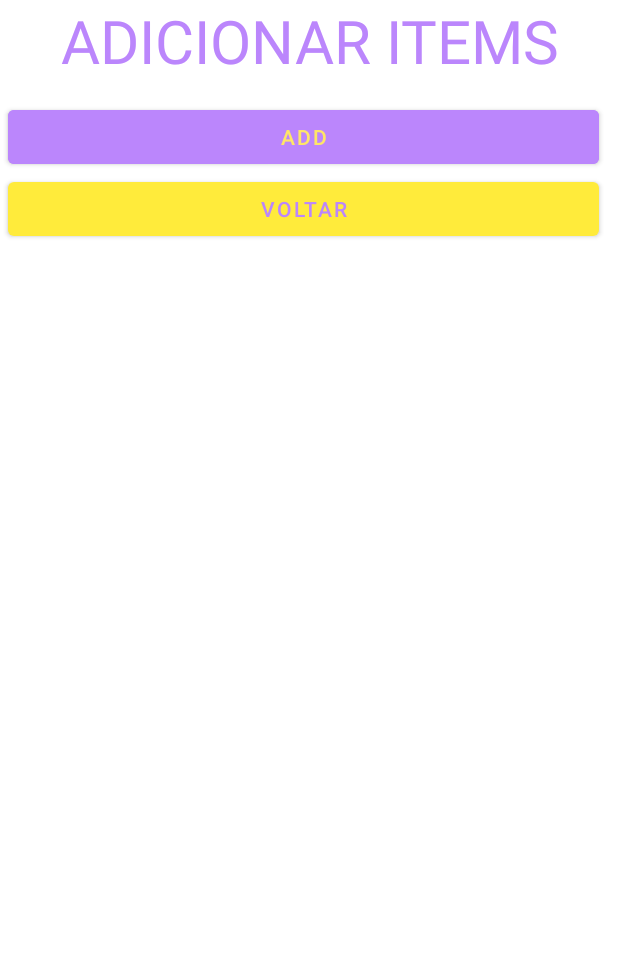
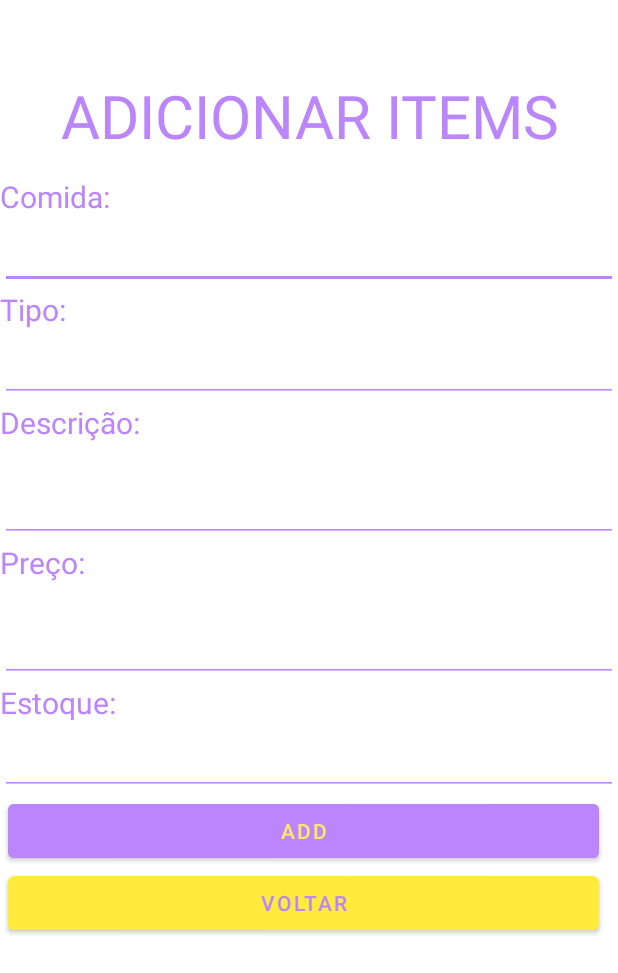
Before and after one commit to DavydeSouza/DEJTCC, an Android app: the AddProdutos screen opened directly, with no data from a screen before it, on a phone screen of 412 x 824 dp. Shown: the top 973 px of the screen. Run offline under Robolectric (Android 15) with nearby library versions, the phone set to English and light mode, and no system bars; our stand-ins replace Firebase (no records; nobody signed in at launch, a user with empty details on screens opened directly).

Commit message:
6- Add produtos :(

```diff
--- a/app/src/main/java/com/example/dejtcc/Activity/AddProdutos.java
+++ b/app/src/main/java/com/example/dejtcc/Activity/AddProdutos.java
@@ -1,18 +1,32 @@
 package com.example.dejtcc.Activity;
 
+import androidx.annotation.NonNull;
 import androidx.appcompat.app.AppCompatActivity;
 
 import android.content.Intent;
 import android.os.Bundle;
+import android.util.Log;
 import android.view.View;
 import android.widget.Button;
+import android.widget.EditText;
 
 import com.example.dejtcc.MainActivity;
 import com.example.dejtcc.R;
+import com.google.android.gms.tasks.OnFailureListener;
+import com.google.android.gms.tasks.OnSuccessListener;
+import com.google.firebase.auth.FirebaseAuth;
+import com.google.firebase.firestore.DocumentReference;
+import com.google.firebase.firestore.FirebaseFirestore;
+
+import java.util.HashMap;
+import java.util.Map;
 
 public class AddProdutos extends AppCompatActivity {
 
+
+    EditText comida,tipo,descricao,preco,estoque;
     Button voltar, add;
+    String produtoID;
 
     @Override
     protected void onCreate(Bundle savedInstanceState) {
@@ -26,10 +40,56 @@ public class AddProdutos extends AppCompatActivity {
                 startActivity(i);
             }
         });
+        add.setOnClickListener(new View.OnClickListener() {
+            @Override
+            public void onClick(View view) {
+                salvarProdutos();
+            }
+        });
     }
 
     public void iniciarComponetes(){
         voltar = findViewById(R.id.voltar);
         add = findViewById(R.id.addItem);
+        comida = findViewById(R.id.eats);
+        tipo = findViewById(R.id.type);
+        descricao = findViewById(R.id.description);
+        preco = findViewById(R.id.price);
+        estoque = findViewById(R.id.inventory);
+    }
+    private void salvarProdutos(){
+        String UserID;
+        String eats  =comida.getText().toString();
+        String type =tipo.getText().toString();
+        String description =descricao.getText().toString();
+        String price =preco.getText().toString();
+        String inventory =estoque.getText().toString();
+
+        FirebaseFirestore db = FirebaseFirestore.getInstance();
+
+        Map<String,Object> produtos = new HashMap<>();
+        produtos.put("comida",eats);
+        produtos.put("tipo",type);
+        produtos.put("descricao",description);
+        produtos.put("preco",price);
+        produtos.put("estoque",inventory);
+
+        produtoID = FirebaseAuth.getInstance().getCurrentUser().getUid();
+
+        DocumentReference documentReference = db.collection("produtos").document(produtoID);
+
+        documentReference.set(produtos).addOnSuccessListener(new OnSuccessListener<Void>() {
+            @Override
+            public void onSuccess(Void unused) {
+                Log.d("db","Sucesso ao Adicionar");
+            }
+        }).addOnFailureListener(new OnFailureListener() {
+            @Override
+            public void onFailure(@NonNull Exception e) {
+                Log.d("db_erro","Falha ao Salvar" + e.toString());
+
+            }
+        });
+
     }
 }
--- a/app/src/main/res/layout/activity_add_produtos.xml
+++ b/app/src/main/res/layout/activity_add_produtos.xml
@@ -8,12 +8,85 @@
     tools:context=".Activity.AddProdutos">
 
     <TextView
+        android:layout_marginTop="50sp"
         android:layout_width="match_parent"
         android:layout_height="67dp"
         android:text="ADICIONAR ITEMS"
         android:textAlignment="center"
         android:textColor="@color/purple_200"
         android:textSize="40sp"/>
+
+    <TextView
+        android:layout_width="wrap_content"
+        android:layout_height="wrap_content"
+        android:text="Comida:"
+        android:textColor="@color/purple_200"
+        android:textSize="20sp" />
+
+    <EditText
+        android:id="@+id/eats"
+        android:layout_width="match_parent"
+        android:layout_height="wrap_content"
+        android:textColor="@color/purple_200"
+        android:backgroundTint="@color/purple_200"
+        android:textSize="20sp" />
+
+    <TextView
+        android:layout_width="wrap_content"
+        android:layout_height="wrap_content"
+        android:text="Tipo:"
+        android:textColor="@color/purple_200"
+        android:textSize="20sp" />
+    <EditText
+        android:id="@+id/type"
+        android:layout_width="match_parent"
+        android:layout_height="wrap_content"
+        android:textColor="@color/purple_200"
+        android:backgroundTint="@color/purple_200"
+        android:textSize="20sp" />
+    <TextView
+        android:layout_width="wrap_content"
+        android:layout_height="wrap_content"
+        android:text="Descrição:"
+        android:textColor="@color/purple_200"
+        android:textSize="20sp" />
+
+    <EditText
+        android:id="@+id/description"
+        android:layout_width="match_parent"
+        android:layout_height="66dp"
+        android:backgroundTint="@color/purple_200"
+        android:textColor="@color/purple_200"
+        android:textSize="20sp" />
+    <TextView
+        android:layout_width="wrap_content"
+        android:layout_height="wrap_content"
+        android:text="Preço:"
+        android:textColor="@color/purple_200"
+        android:textSize="20sp" />
+
+    <EditText
+        android:id="@+id/price"
+        android:layout_width="match_parent"
+        android:layout_height="66dp"
+        android:backgroundTint="@color/purple_200"
+        android:inputType="numberDecimal"
+        android:textColor="@color/purple_200"
+        android:textSize="20sp" />
+    <TextView
+        android:layout_width="wrap_content"
+        android:layout_height="wrap_content"
+        android:text="Estoque:"
+        android:textColor="@color/purple_200"
+        android:textSize="20sp" />
+    <EditText
+        android:id="@+id/inventory"
+        android:inputType="number"
+        android:layout_width="match_parent"
+        android:layout_height="wrap_content"
+        android:textColor="@color/purple_200"
+        android:backgroundTint="@color/purple_200"
+        android:textSize="20sp" />
 
     <Button
         android:id="@+id/addItem"
```
